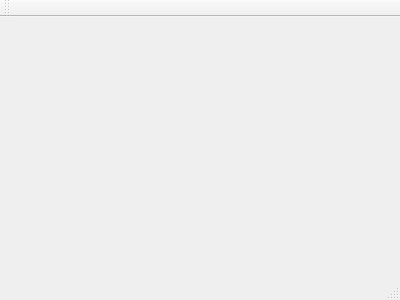
This is mainwindow.ui in TheophileStauder/CPOA_Trottipret as Qt 5 draws it before an edit. The edited form follows.
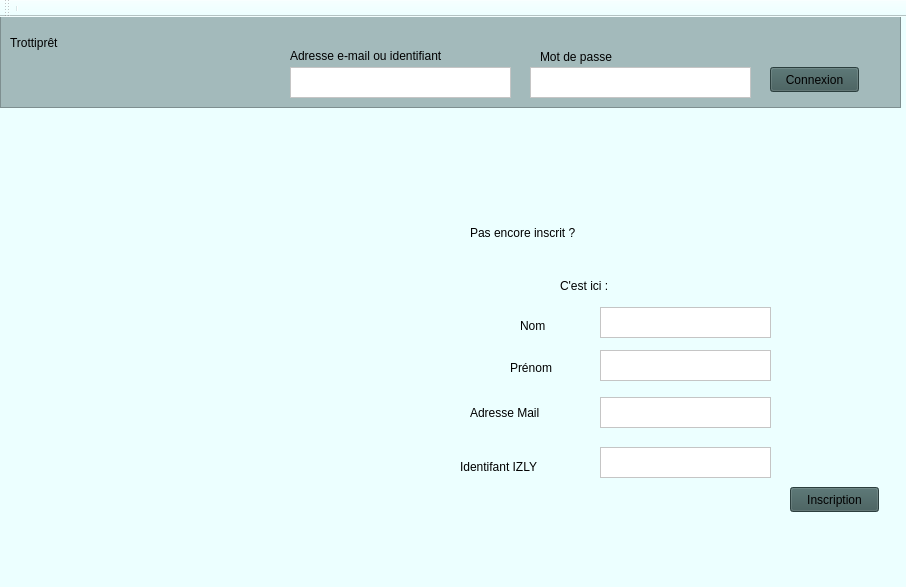
This is the edited form.

Patch:
```diff
--- a/mainwindow.ui
+++ b/mainwindow.ui
@@ -1,24 +1,321 @@
 <ui version="4.0">
  <class>MainWindow</class>
- <widget class="QMainWindow" name="MainWindow" >
-  <property name="geometry" >
+ <widget class="QMainWindow" name="MainWindow">
+  <property name="geometry">
    <rect>
     <x>0</x>
     <y>0</y>
-    <width>400</width>
-    <height>300</height>
+    <width>906</width>
+    <height>587</height>
    </rect>
   </property>
   <property name="windowTitle" >
    <string>MainWindow</string>
   </property>
-  <widget class="QMenuBar" name="menuBar" />
-  <widget class="QToolBar" name="mainToolBar" />
-  <widget class="QWidget" name="centralWidget" />
-  <widget class="QStatusBar" name="statusBar" />
+  <property name="styleSheet">
+   <string notr="true">background-color: rgb(236, 255, 255);</string>
+  </property>
+  <widget class="QWidget" name="centralWidget">
+   <widget class="QFrame" name="frame">
+    <property name="geometry">
+     <rect>
+      <x>0</x>
+      <y>-10</y>
+      <width>901</width>
+      <height>101</height>
+     </rect>
+    </property>
+    <property name="styleSheet">
+     <string notr="true">background-color: rgb(163, 186, 187);</string>
+    </property>
+    <property name="frameShape">
+     <enum>QFrame::StyledPanel</enum>
+    </property>
+    <property name="frameShadow">
+     <enum>QFrame::Raised</enum>
+    </property>
+    <widget class="QTextBrowser" name="textBrowser">
+     <property name="geometry">
+      <rect>
+       <x>290</x>
+       <y>60</y>
+       <width>221</width>
+       <height>31</height>
+      </rect>
+     </property>
+     <property name="styleSheet">
+      <string notr="true">background-color: rgb(255, 255, 255);</string>
+     </property>
+    </widget>
+    <widget class="QTextBrowser" name="textBrowser_2">
+     <property name="geometry">
+      <rect>
+       <x>530</x>
+       <y>60</y>
+       <width>221</width>
+       <height>31</height>
+      </rect>
+     </property>
+     <property name="styleSheet">
+      <string notr="true">background-color: rgb(255, 255, 255);</string>
+     </property>
+    </widget>
+    <widget class="QLabel" name="label_3">
+     <property name="geometry">
+      <rect>
+       <x>540</x>
+       <y>40</y>
+       <width>211</width>
+       <height>20</height>
+      </rect>
+     </property>
+     <property name="text">
+      <string>Mot de passe</string>
+     </property>
+    </widget>
+    <widget class="QPushButton" name="pushButton">
+     <property name="geometry">
+      <rect>
+       <x>770</x>
+       <y>60</y>
+       <width>89</width>
+       <height>25</height>
+      </rect>
+     </property>
+     <property name="styleSheet">
+      <string notr="true">background-color: rgb(61, 88, 87);</string>
+     </property>
+     <property name="text">
+      <string>Connexion</string>
+     </property>
+    </widget>
+    <widget class="QLabel" name="label_2">
+     <property name="geometry">
+      <rect>
+       <x>290</x>
+       <y>40</y>
+       <width>196</width>
+       <height>17</height>
+      </rect>
+     </property>
+     <property name="text">
+      <string>Adresse e-mail ou identifiant</string>
+     </property>
+    </widget>
+    <widget class="QLabel" name="label">
+     <property name="geometry">
+      <rect>
+       <x>10</x>
+       <y>10</y>
+       <width>221</width>
+       <height>51</height>
+      </rect>
+     </property>
+     <property name="styleSheet">
+      <string notr="true">font: 27pt &quot;Umpush&quot;;</string>
+     </property>
+     <property name="text">
+      <string>Trottiprêt</string>
+     </property>
+     <property name="textFormat">
+      <enum>Qt::PlainText</enum>
+     </property>
+     <property name="margin">
+      <number>6</number>
+     </property>
+     <property name="indent">
+      <number>-1</number>
+     </property>
+    </widget>
+   </widget>
+   <widget class="QLabel" name="label_4">
+    <property name="geometry">
+     <rect>
+      <x>470</x>
+      <y>190</y>
+      <width>231</width>
+      <height>51</height>
+     </rect>
+    </property>
+    <property name="styleSheet">
+     <string notr="true">font: 57 20pt &quot;Ubuntu&quot;;</string>
+    </property>
+    <property name="text">
+     <string>Pas encore inscrit ?</string>
+    </property>
+   </widget>
+   <widget class="QLabel" name="label_5">
+    <property name="geometry">
+     <rect>
+      <x>560</x>
+      <y>260</y>
+      <width>67</width>
+      <height>17</height>
+     </rect>
+    </property>
+    <property name="text">
+     <string>C'est ici :</string>
+    </property>
+   </widget>
+   <widget class="QTextBrowser" name="textBrowser_3">
+    <property name="geometry">
+     <rect>
+      <x>600</x>
+      <y>290</y>
+      <width>171</width>
+      <height>31</height>
+     </rect>
+    </property>
+    <property name="styleSheet">
+     <string notr="true">background-color: rgb(255, 255, 255);</string>
+    </property>
+   </widget>
+   <widget class="QLabel" name="label_6">
+    <property name="geometry">
+     <rect>
+      <x>520</x>
+      <y>300</y>
+      <width>67</width>
+      <height>17</height>
+     </rect>
+    </property>
+    <property name="styleSheet">
+     <string notr="true">font: 14pt &quot;Ubuntu&quot;;
+</string>
+    </property>
+    <property name="text">
+     <string>Nom</string>
+    </property>
+   </widget>
+   <widget class="QLabel" name="label_7">
+    <property name="geometry">
+     <rect>
+      <x>510</x>
+      <y>342</y>
+      <width>67</width>
+      <height>17</height>
+     </rect>
+    </property>
+    <property name="styleSheet">
+     <string notr="true">font: 14pt &quot;Ubuntu&quot;;
+</string>
+    </property>
+    <property name="text">
+     <string>Prénom</string>
+    </property>
+   </widget>
+   <widget class="QTextBrowser" name="textBrowser_4">
+    <property name="geometry">
+     <rect>
+      <x>600</x>
+      <y>333</y>
+      <width>171</width>
+      <height>31</height>
+     </rect>
+    </property>
+    <property name="styleSheet">
+     <string notr="true">background-color: rgb(255, 255, 255);</string>
+    </property>
+   </widget>
+   <widget class="QLabel" name="label_8">
+    <property name="geometry">
+     <rect>
+      <x>470</x>
+      <y>386</y>
+      <width>121</width>
+      <height>20</height>
+     </rect>
+    </property>
+    <property name="styleSheet">
+     <string notr="true">font: 14pt &quot;Ubuntu&quot;;
+</string>
+    </property>
+    <property name="text">
+     <string>Adresse Mail</string>
+    </property>
+   </widget>
+   <widget class="QTextBrowser" name="textBrowser_5">
+    <property name="geometry">
+     <rect>
+      <x>600</x>
+      <y>380</y>
+      <width>171</width>
+      <height>31</height>
+     </rect>
+    </property>
+    <property name="styleSheet">
+     <string notr="true">background-color: rgb(255, 255, 255);</string>
+    </property>
+   </widget>
+   <widget class="QPushButton" name="pushButton_2">
+    <property name="geometry">
+     <rect>
+      <x>790</x>
+      <y>470</y>
+      <width>89</width>
+      <height>25</height>
+     </rect>
+    </property>
+    <property name="styleSheet">
+     <string notr="true">background-color: rgb(61, 88, 87);</string>
+    </property>
+    <property name="text">
+     <string>Inscription</string>
+    </property>
+   </widget>
+   <widget class="QTextBrowser" name="textBrowser_6">
+    <property name="geometry">
+     <rect>
+      <x>600</x>
+      <y>430</y>
+      <width>171</width>
+      <height>31</height>
+     </rect>
+    </property>
+    <property name="styleSheet">
+     <string notr="true">background-color: rgb(255, 255, 255);</string>
+    </property>
+   </widget>
+   <widget class="QLabel" name="label_9">
+    <property name="geometry">
+     <rect>
+      <x>460</x>
+      <y>440</y>
+      <width>131</width>
+      <height>20</height>
+     </rect>
+    </property>
+    <property name="styleSheet">
+     <string notr="true">font: 14pt &quot;Ubuntu&quot;;
+</string>
+    </property>
+    <property name="text">
+     <string>Identifant IZLY</string>
+    </property>
+   </widget>
+  </widget>
+  <widget class="QStatusBar" name="statusBar"/>
+  <widget class="QToolBar" name="mainToolBar">
+   <attribute name="toolBarArea">
+    <enum>TopToolBarArea</enum>
+   </attribute>
+   <attribute name="toolBarBreak">
+    <bool>false</bool>
+   </attribute>
+   <addaction name="separator"/>
+  </widget>
+  <widget class="QMenuBar" name="menuBar">
+   <property name="geometry">
+    <rect>
+     <x>0</x>
+     <y>0</y>
+     <width>906</width>
+     <height>22</height>
+    </rect>
+   </property>
+  </widget>
  </widget>
- <layoutDefault spacing="6" margin="11" />
- <pixmapfunction></pixmapfunction>
+ <layoutdefault spacing="6" margin="11"/>
  <resources/>
  <connections/>
 </ui>
```
Left out of the diff: 3 changed lines with no effect on the pictures.
